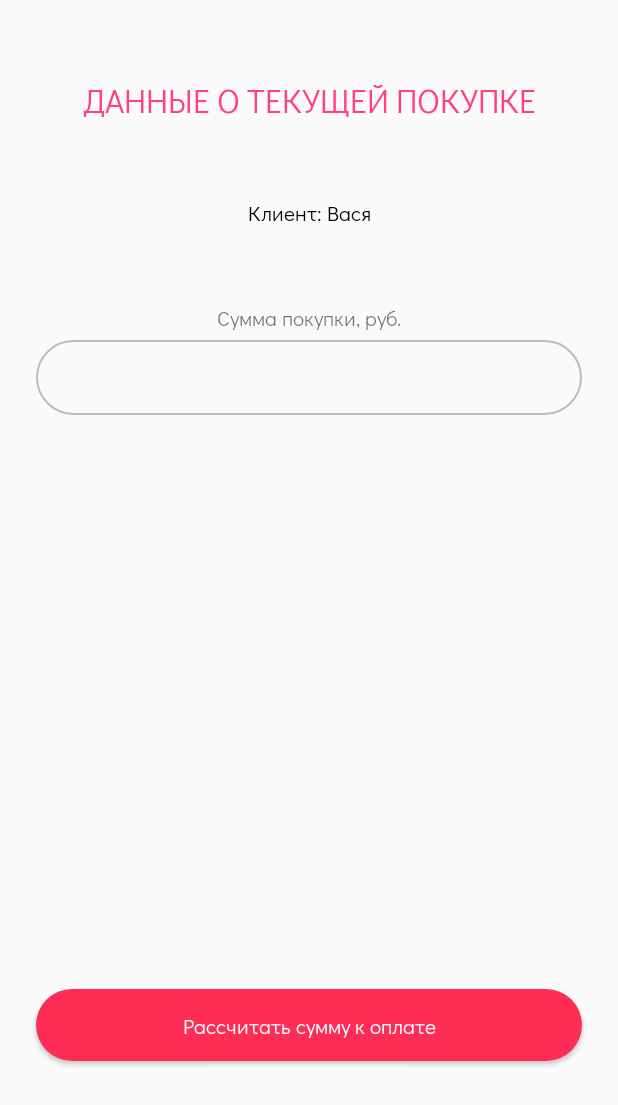
After one commit to kair32/PercentPlus, an Android app: the layout fragment_calculate.xml on its own in the app's theme, with its tools: preview values and no code run, on a phone screen of 412 x 824 dp. The commit adds this screen. Shown: the top 1105 px of the screen. Run offline under Robolectric (Android 15) with nearby library versions, the phone set to English and light mode, and no system bars.

Commit message:
added xml calculate fragment

```diff
--- /dev/null
+++ b/app/src/main/res/layout/fragment_calculate.xml
@@ -0,0 +1,121 @@
+<?xml version="1.0" encoding="utf-8"?>
+<layout
+    xmlns:android="http://schemas.android.com/apk/res/android"
+    xmlns:tools="http://schemas.android.com/tools"
+    xmlns:app="http://schemas.android.com/apk/res-auto"
+    xmlns:bind="http://schemas.android.com/apk/res-auto">
+
+    <androidx.constraintlayout.widget.ConstraintLayout
+        android:layout_width="match_parent"
+        android:layout_height="match_parent">
+
+        <TextView
+            android:id="@+id/tv_title"
+            android:layout_width="wrap_content"
+            android:layout_height="wrap_content"
+            android:text="@string/current_purchase"
+            android:textAllCaps="true"
+            android:textSize="22sp"
+            android:layout_marginTop="50dp"
+            android:fontFamily="@font/new_font"
+            app:layout_constraintTop_toTopOf="parent"
+            app:layout_constraintStart_toStartOf="parent"
+            app:layout_constraintEnd_toEndOf="parent"
+            android:textColor="@color/colorAccent"/>
+
+        <TextView
+            android:id="@+id/tv_name"
+            android:layout_width="wrap_content"
+            android:layout_height="wrap_content"
+            android:layout_marginTop="50dp"
+            android:textColor="@android:color/black"
+            android:fontFamily="@font/new_font"
+            app:layout_constraintTop_toBottomOf="@+id/tv_title"
+            app:layout_constraintStart_toStartOf="parent"
+            app:layout_constraintEnd_toEndOf="parent"
+            tools:text="Клиент: Вася"/>
+
+        <TextView
+            android:id="@+id/tv_hint"
+            android:layout_width="wrap_content"
+            android:layout_height="wrap_content"
+            android:layout_marginTop="50dp"
+            android:text="@string/amount_order"
+            android:fontFamily="@font/new_font"
+            app:layout_constraintTop_toBottomOf="@+id/tv_name"
+            app:layout_constraintStart_toStartOf="parent"
+            app:layout_constraintEnd_toEndOf="parent" />
+
+        <TextView
+            android:id="@+id/tv_result"
+            android:layout_width="wrap_content"
+            android:layout_height="wrap_content"
+            android:layout_marginTop="50dp"
+            android:text="@string/for_payment"
+            android:textColor="@android:color/black"
+            android:fontFamily="@font/new_font"
+            app:layout_constraintTop_toBottomOf="@+id/tv_name"
+            app:layout_constraintStart_toStartOf="parent"
+            app:layout_constraintEnd_toEndOf="parent"
+            tools:visibility="gone"/>
+
+        <TextView
+            android:id="@+id/tv_amount"
+            android:layout_width="wrap_content"
+            android:layout_height="wrap_content"
+            android:text="@string/amount_order"
+            android:fontFamily="@font/new_font"
+            android:textColor="@android:color/black"
+            android:textSize="40sp"
+            app:layout_constraintTop_toBottomOf="@+id/tv_result"
+            app:layout_constraintStart_toStartOf="parent"
+            app:layout_constraintEnd_toEndOf="parent"
+            tools:text="900 руб."
+            tools:visibility="gone"/>
+
+        <EditText
+            android:id="@+id/et_amount"
+            android:layout_width="0dp"
+            android:layout_height="50dp"
+            android:layout_marginEnd="24dp"
+            android:layout_marginStart="24dp"
+            android:layout_marginTop="5dp"
+            android:background="@drawable/edittext_bg"
+            android:ems="10"
+            android:fontFamily="@font/new_font"
+            android:inputType="number"
+            android:paddingBottom="10dp"
+            android:paddingLeft="20dp"
+            android:paddingRight="20dp"
+            android:paddingTop="8dp"
+            android:textAlignment="center"
+            android:textSize="20sp"
+            app:layout_constraintEnd_toEndOf="parent"
+            app:layout_constraintStart_toStartOf="parent"
+            app:layout_constraintTop_toBottomOf="@+id/tv_hint" />
+
+        <Button
+            android:id="@+id/bt_amount"
+            android:layout_width="match_parent"
+            android:layout_height="wrap_content"
+            android:layout_marginEnd="24dp"
+            android:layout_marginStart="24dp"
+            android:background="@drawable/btn_circle"
+            android:fontFamily="@font/new_font"
+            android:text="@string/calculate_amount"
+            android:textAllCaps="false"
+            android:textColor="#fff"
+            app:layout_constraintTop_toTopOf="parent"
+            app:layout_constraintVertical_bias="0.85"
+            app:layout_constraintBottom_toBottomOf="parent"
+            app:layout_constraintEnd_toEndOf="parent"
+            app:layout_constraintStart_toStartOf="parent"/>
+
+        <androidx.constraintlayout.widget.Group
+            android:layout_width="wrap_content"
+            android:layout_height="wrap_content"
+            app:constraint_referenced_ids="tv_hint,et_amount"/>
+
+    </androidx.constraintlayout.widget.ConstraintLayout>
+
+</layout>
--- a/app/src/main/res/layout/fragment_scanner.xml
+++ b/app/src/main/res/layout/fragment_scanner.xml
@@ -40,7 +40,8 @@
             android:text="@string/start"
             android:textAllCaps="false"
             android:textColor="#fff"
-            app:layout_constraintTop_toBottomOf="@+id/camera"
+            app:layout_constraintTop_toTopOf="parent"
+            app:layout_constraintVertical_bias="0.85"
             app:layout_constraintBottom_toBottomOf="parent"
             app:layout_constraintEnd_toEndOf="parent"
             app:layout_constraintStart_toStartOf="parent" />
--- a/app/src/main/res/values/strings.xml
+++ b/app/src/main/res/values/strings.xml
@@ -8,4 +8,10 @@
 
     <string name="read_qr">Считывание QR-кода</string>
     <string name="start">Начать</string>
+    <string name="current_purchase">Данные о текущей покупке</string>
+    <string name="amount_order">Сумма покупки, руб.</string>
+    <string name="client">Клиент:</string>
+    <string name="calculate_amount">Рассчитать сумму к оплате</string>
+    <string name="complete">Завершить</string>
+    <string name="for_payment">К оплате</string>
 </resources>
```
